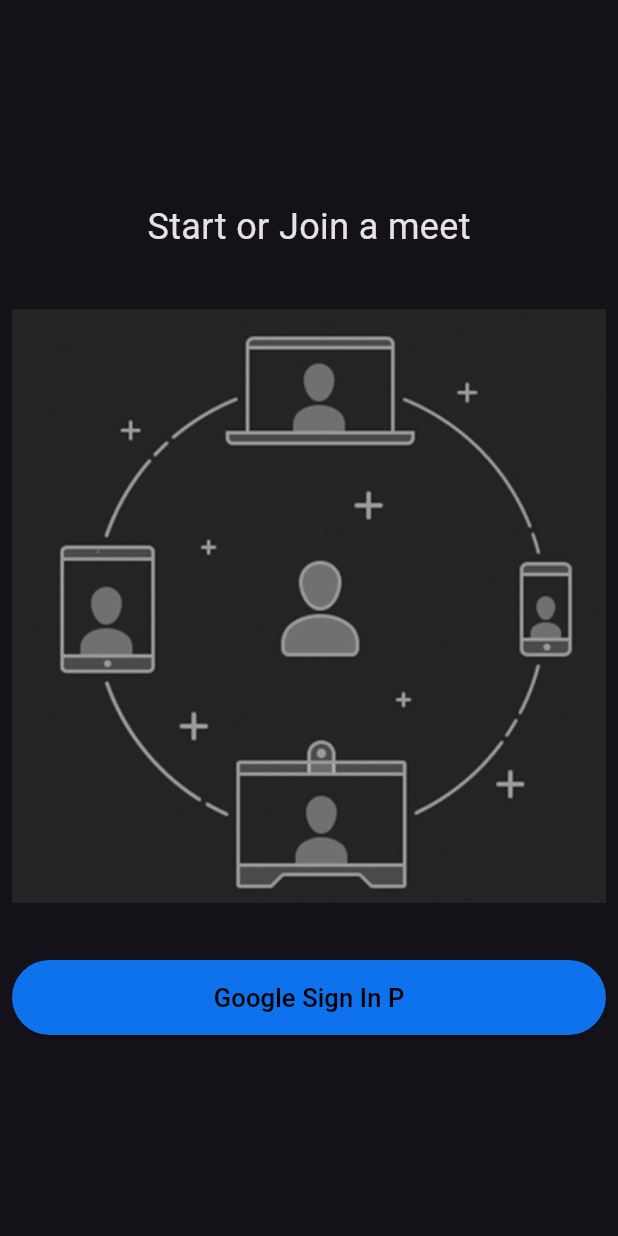
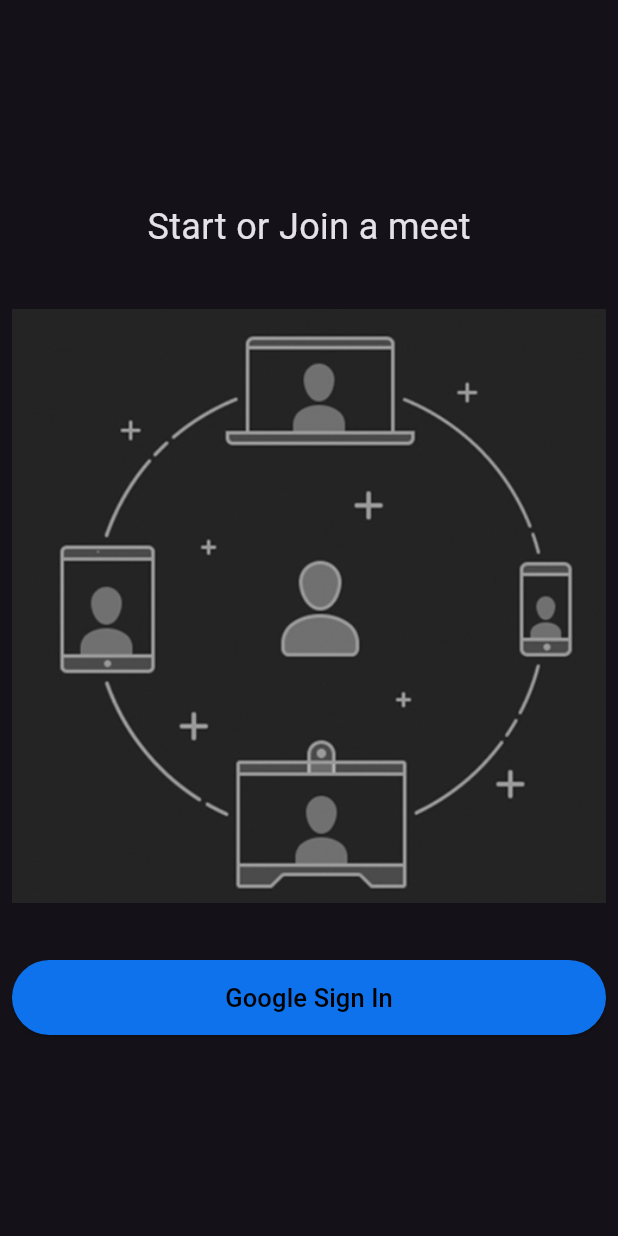
Before and after one commit to AmanKumar2324/bharat_connect, a Flutter app: the screen it shows after launch, on a phone screen of 412 x 824 dp. Run offline on Flutter 3.47's test engine with Material 3 defaults, Android fonts, the phone set to English and light mode, and no system bars.

Commit message:
minor chages

```diff
--- a/lib/screens/login_screen.dart
+++ b/lib/screens/login_screen.dart
@@ -23,11 +23,11 @@
             style: TextStyle(fontSize: 24),
           ),
           Padding(
-            padding: EdgeInsets.symmetric(vertical: 38),
+            padding: const EdgeInsets.symmetric(vertical: 38),
             child: Image.asset('assets/images/onboarding.jpg'),
           ),
           CustomButton(onPressed: (){},
-            buttontext: 'Google Sign In P',
+            buttontext: 'Google Sign In',
           ),
         ],
       ),
--- a/lib/widgets/custom_button.dart
+++ b/lib/widgets/custom_button.dart
@@ -4,18 +4,18 @@
 class CustomButton extends StatelessWidget {
   final String buttontext;
   final VoidCallback onPressed;
-  CustomButton({required this.onPressed, required this.buttontext, super.key});
+  const CustomButton({required this.onPressed, required this.buttontext, super.key});
 
   @override
   Widget build(BuildContext context) {
     return ElevatedButton(
         style: ElevatedButton.styleFrom(
             backgroundColor: buttonColor,
-            minimumSize: Size(double.infinity, 50)),
+            minimumSize: const Size(double.infinity, 50)),
         onPressed: onPressed,
         child: Text(
           buttontext,
-          style: TextStyle(
+          style: const TextStyle(
             fontSize: 17,
           ),
         ));
```
Also changed, not shown: pubspec.lock.
